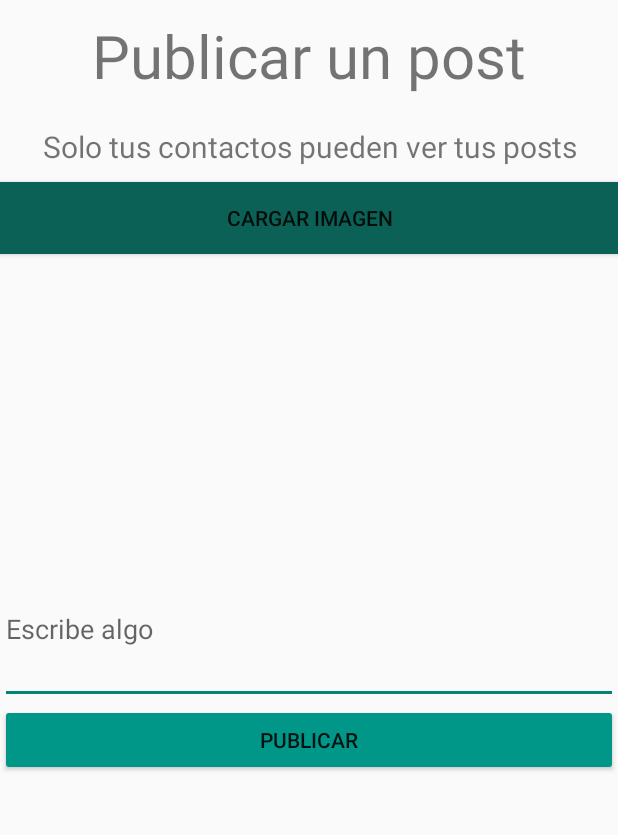
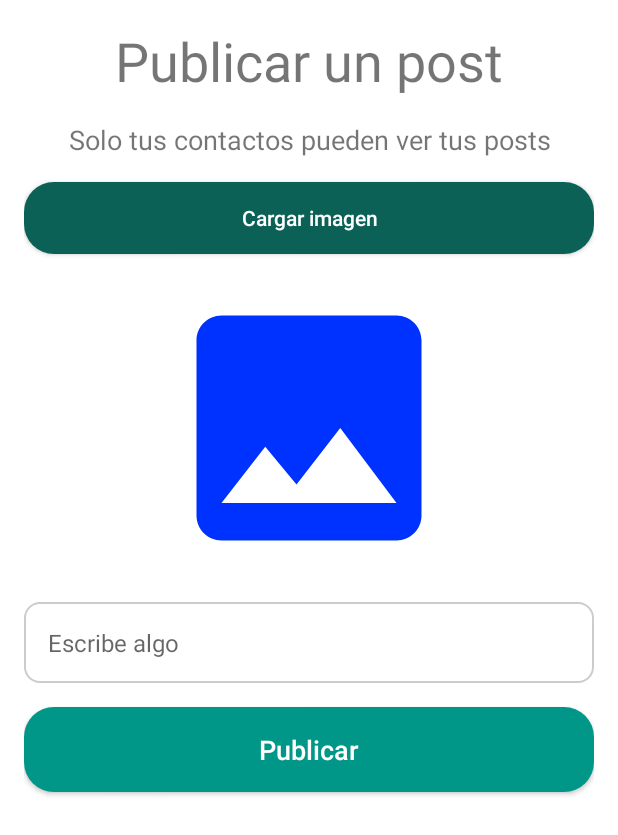
Before and after one commit to 2plotechnologies/2plomessenger, an Android app: the PublicarPostActivity screen opened directly, with no data from a screen before it, on a phone screen of 412 x 824 dp. Shown: the top 835 px of the screen. Run offline under Robolectric (Android 15) with nearby library versions, the phone set to English and light mode, and no system bars; our stand-ins replace Firebase (no records; nobody signed in at launch, a user with empty details on screens opened directly), Picasso; pictures from the network do not load.

Commit message:
Mejorando diseño de pantallas de posts

```diff
--- a/app/build.gradle
+++ b/app/build.gradle
@@ -10,8 +10,8 @@ android {
         applicationId "com.twoploapps.a2plomessenger"
         minSdk 23
         targetSdk 33
-        versionCode 10
-        versionName "1.2.5"
+        versionCode 11
+        versionName "1.3"
         multiDexEnabled true
         testInstrumentationRunner "androidx.test.runner.AndroidJUnitRunner"
         buildConfigField "String", "CLAVE_CIFRADO", "\"$CLAVE_CIFRADO\""
--- /dev/null
+++ b/app/src/main/res/drawable/baseline_image_24.xml
@@ -0,0 +1,5 @@
+<vector android:height="24dp" android:tint="#0032FF"
+    android:viewportHeight="24" android:viewportWidth="24"
+    android:width="24dp" xmlns:android="http://schemas.android.com/apk/res/android">
+    <path android:fillColor="@android:color/white" android:pathData="M21,19V5c0,-1.1 -0.9,-2 -2,-2H5c-1.1,0 -2,0.9 -2,2v14c0,1.1 0.9,2 2,2h14c1.1,0 2,-0.9 2,-2zM8.5,13.5l2.5,3.01L14.5,12l4.5,6H5l3.5,-4.5z"/>
+</vector>
--- /dev/null
+++ b/app/src/main/res/drawable/boton_redondeado.xml
@@ -0,0 +1,6 @@
+<?xml version="1.0" encoding="utf-8"?>
+<shape xmlns:android="http://schemas.android.com/apk/res/android"
+    android:shape="rectangle">
+    <corners android:radius="20dp" />
+    <solid android:color="@color/colorPrimary" />
+</shape>
--- /dev/null
+++ b/app/src/main/res/drawable/edittext_background.xml
@@ -0,0 +1,7 @@
+<?xml version="1.0" encoding="utf-8"?>
+<shape xmlns:android="http://schemas.android.com/apk/res/android"
+    android:shape="rectangle">
+    <solid android:startColor="#F2F2F2" android:endColor="#E6E6E6"/>
+    <corners android:radius="10dp"/>
+    <stroke android:width="1dp" android:color="#CCCCCC"/>
+</shape>
--- a/app/src/main/res/layout/activity_publicar_post.xml
+++ b/app/src/main/res/layout/activity_publicar_post.xml
@@ -5,42 +5,68 @@
     android:layout_width="match_parent"
     android:layout_height="match_parent"
     tools:context=".PublicarPostActivity"
-    android:orientation="vertical">
+    android:orientation="vertical"
+    android:padding="16dp"
+    android:background="@color/white">
+
     <TextView
         android:layout_width="match_parent"
         android:layout_height="wrap_content"
         android:text="@string/publicar_un_post"
-        android:textSize="40sp"
+        android:textSize="36sp"
         android:gravity="center"
-        android:layout_margin="10dp"/>
+        android:layout_marginBottom="16dp"/>
+
     <TextView
         android:layout_width="match_parent"
         android:layout_height="wrap_content"
         android:text="@string/todos_los_usuarios_de_la_app_pueden_ver_tus_posts"
-        android:textSize="20sp"
+        android:textSize="18sp"
         android:gravity="center"
-        android:layout_margin="10dp"/>
+        android:layout_marginBottom="16dp"/>
+
     <Button
         android:id="@+id/cargarimg"
         android:layout_width="match_parent"
         android:layout_height="wrap_content"
-        android:background="@color/whatsAppColor"
+        android:text="@string/cargar_imagen"
+        android:background="@drawable/boton_redondeado"
+        android:backgroundTint="@color/whatsAppColor"
+        android:textColor="@color/white"
+        android:textAllCaps="false"
+        android:padding="12dp"
+        android:layout_marginBottom="16dp"/>
 
-        android:text="@string/cargar_imagen"/>
     <ImageView
         android:id="@+id/verimg"
         android:layout_width="200dp"
         android:layout_height="200dp"
-        android:layout_gravity="center"/>
+        android:layout_gravity="center"
+        android:adjustViewBounds="true"
+        android:scaleType="centerCrop"
+        android:layout_marginBottom="16dp"
+        android:src="@drawable/baseline_image_24"/>
+
     <EditText
         android:id="@+id/postedit"
         android:layout_width="match_parent"
-        android:layout_height="100dp"
-        android:hint="@string/escribe_algo"/>
+        android:layout_height="wrap_content"
+        android:hint="@string/escribe_algo"
+        android:textSize="16sp"
+        android:padding="16dp"
+        android:background="@drawable/edittext_background"
+        android:layout_marginBottom="16dp"/>
+
     <Button
         android:id="@+id/publicar"
         android:layout_width="match_parent"
         android:layout_height="wrap_content"
         android:text="@string/publicar"
-        android:backgroundTint="@color/status_background"/>
+        android:textSize="18sp"
+        android:textAllCaps="false"
+        android:backgroundTint="@color/status_background"
+        android:background="@drawable/boton_redondeado"
+        android:textColor="@color/white"
+        android:padding="16dp"/>
+
 </LinearLayout>
```
Also changed, not shown: app/src/main/res/layout/activity_user_posts.xml (+27 -8 lines).
